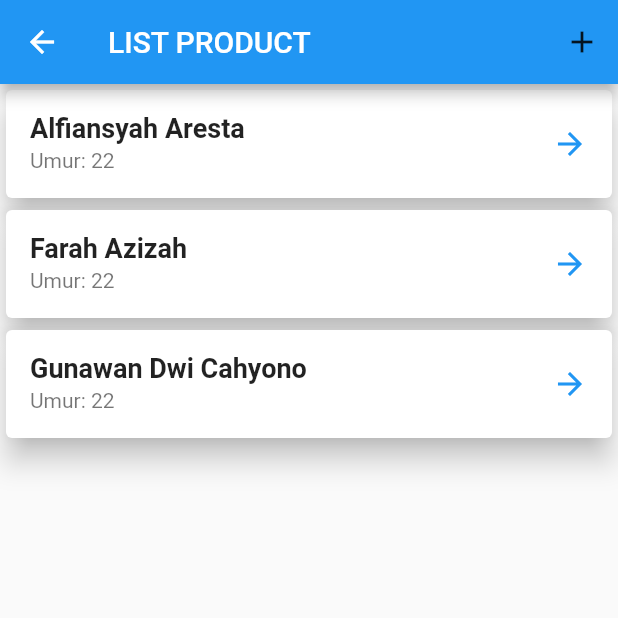
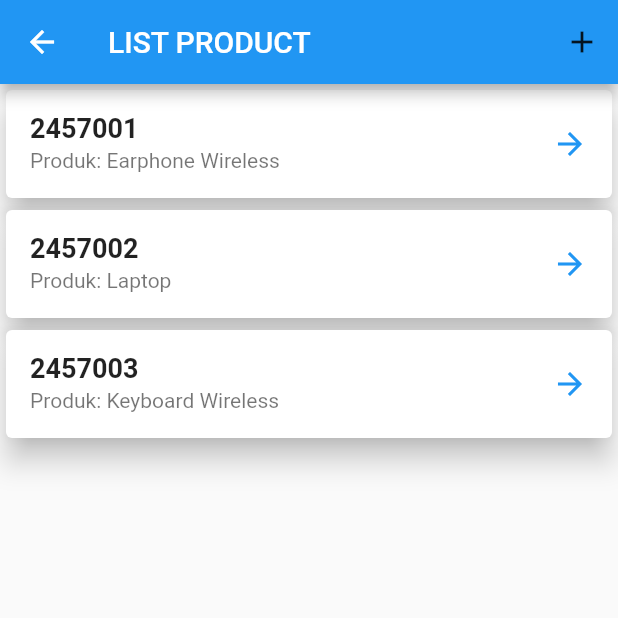
Before and after one commit to alfiansyahrst23/tb1_mp, a Flutter app: the PageProduct screen opened directly, on a phone screen of 412 x 824 dp, the top half of it. Run offline on Flutter 3.47's test engine with Material 2 defaults, Android fonts, the phone set to English and light mode, and no system bars.

Commit message:
tb1_op_1

```diff
--- a/lib/page_produk.dart
+++ b/lib/page_produk.dart
@@ -48,14 +48,14 @@ Card(
   elevation: 8,
   child: ListTile(
     title: Text(
-      'Alfiansyah Aresta',
+      '2457001',
       style: TextStyle(
         fontSize: 18.0,
         fontWeight: FontWeight.bold,
       ),
     ),
     subtitle: Text(
-      'Umur: 22',
+      'Produk: Earphone Wireless',
       style: TextStyle(
         fontSize: 14.0,
       ),
@@ -71,14 +71,14 @@ Card(
   elevation: 8,
   child: ListTile(
     title: Text(
-      'Farah Azizah',
+      '2457002',
       style: TextStyle(
         fontSize: 18.0,
         fontWeight: FontWeight.bold,
       ),
     ),
     subtitle: Text(
-      'Umur: 22',
+      'Produk: Laptop',
       style: TextStyle(
         fontSize: 14.0,
       ),
@@ -94,14 +94,14 @@ Card(
   elevation: 8,
   child: ListTile(
     title: Text(
-      'Gunawan Dwi Cahyono',
+      '2457003',
       style: TextStyle(
         fontSize: 18.0,
         fontWeight: FontWeight.bold,
       ),
     ),
     subtitle: Text(
-      'Umur: 22',
+      'Produk: Keyboard Wireless',
       style: TextStyle(
         fontSize: 14.0,
       ),
```
Also changed, not shown: lib/form_login.dart (+8 -0 lines).
